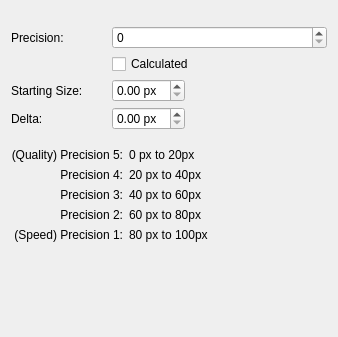
Qt form plugins/paintops/libpaintop/forms/wdgperformanceoption.ui (KDE/krita) before a commit.
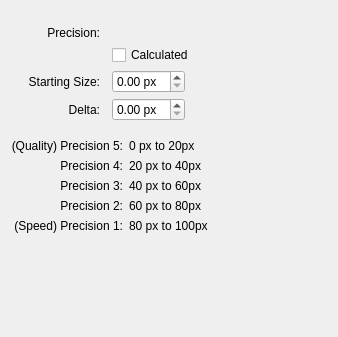
The same form after that commit. Custom widgets are drawn as their Qt base class.

Commit message: switch out precision slider with kis_spin_box. right align labels.

The edit to the form file:
```diff
--- a/plugins/paintops/libpaintop/forms/wdgperformanceoption.ui
+++ b/plugins/paintops/libpaintop/forms/wdgperformanceoption.ui
@@ -52,6 +52,9 @@
        <property name="text">
         <string>Precision:</string>
        </property>
+       <property name="alignment">
+        <set>Qt::AlignRight|Qt::AlignTrailing|Qt::AlignVCenter</set>
+       </property>
       </widget>
      </item>
      <item row="6" column="1">
@@ -72,6 +75,9 @@
        <property name="text">
         <string>Delta:</string>
        </property>
+       <property name="alignment">
+        <set>Qt::AlignRight|Qt::AlignTrailing|Qt::AlignVCenter</set>
+       </property>
       </widget>
      </item>
      <item row="5" column="0">
@@ -79,6 +85,9 @@
        <property name="text">
         <string>Starting Size:</string>
        </property>
+       <property name="alignment">
+        <set>Qt::AlignRight|Qt::AlignTrailing|Qt::AlignVCenter</set>
+       </property>
       </widget>
      </item>
      <item row="4" column="1">
@@ -95,7 +104,7 @@
       </widget>
      </item>
      <item row="1" column="1">
-      <widget class="QSpinBox" name="precisionFixedSpinbox">
+      <widget class="KisSliderSpinBox" name="precisionFixedSpinbox" native="true">
        <property name="sizePolicy">
         <sizepolicy hsizetype="MinimumExpanding" vsizetype="Preferred">
          <horstretch>0</horstretch>
@@ -219,6 +228,14 @@
    </item>
   </layout>
  </widget>
+ <customwidgets>
+  <customwidget>
+   <class>KisSliderSpinBox</class>
+   <extends>QWidget</extends>
+   <header>kis_slider_spin_box.h</header>
+   <container>1</container>
+  </customwidget>
+ </customwidgets>
  <resources/>
  <connections/>
 </ui>
```
